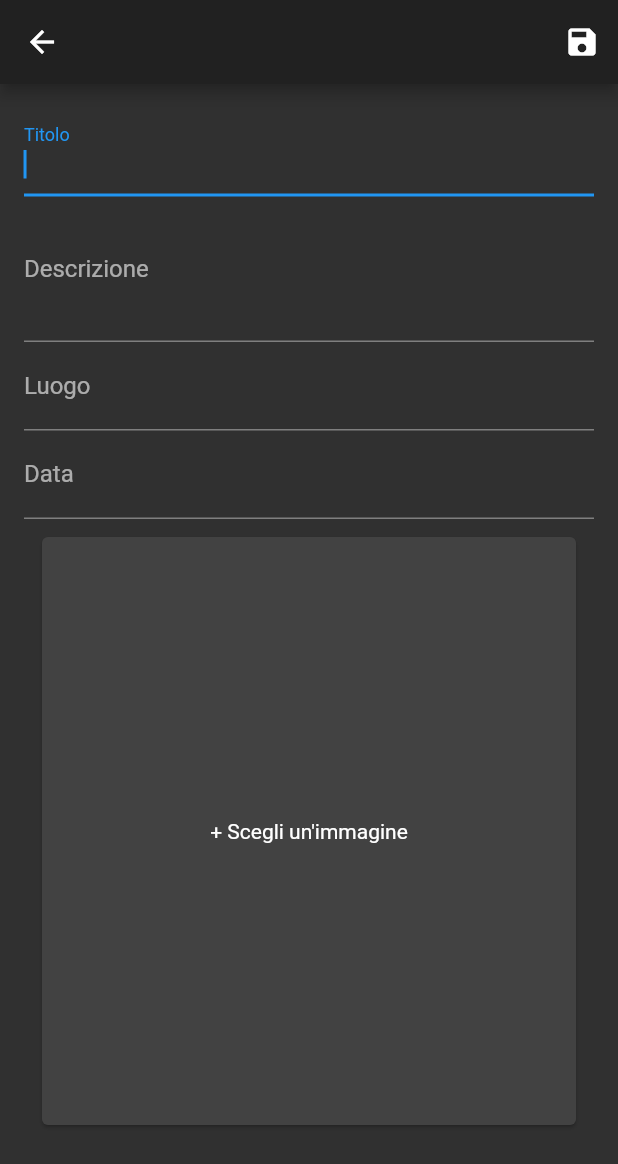
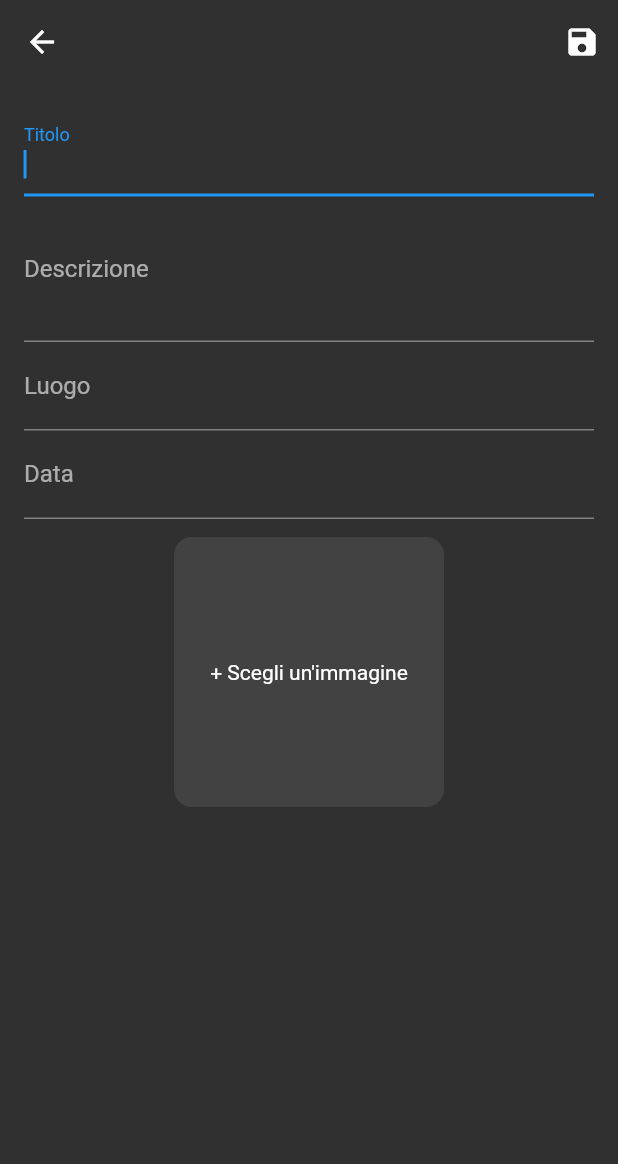
Before and after one commit to ag6294/airsoft_tournament, a Flutter app: the EditGameRoute screen opened by its route, on a phone screen of 412 x 824 dp. Shown: the top 1164 px of the screen. Run offline on Flutter 3.47's test engine with Material 2 defaults, Android fonts, the phone set to English and light mode, and no system bars; our stand-ins replace firebase_auth, firebase_core, firebase_storage, image_picker, modal_progress_hud, shared_preferences; accounts and stored records are empty.

Commit message:
Game Detail + Auto Login

```diff
--- a/lib/models/game.dart
+++ b/lib/models/game.dart
@@ -1,4 +1,4 @@
-import 'package:quiver/core.dart';
+import 'package:flutter/foundation.dart';
 
 class Game {
   final String id;
@@ -9,26 +9,29 @@ class Game {
   final String lastModifiedBy;
   final DateTime lastModifiedOn;
   final String imageUrl;
+  final String hostTeamId;
 
   Game(
-      {this.id,
-      this.title,
-      this.description,
-      this.place,
-      this.date,
-      this.lastModifiedBy,
-      this.lastModifiedOn,
-      this.imageUrl});
+      {@required this.id,
+      @required this.title,
+      @required this.description,
+      @required this.place,
+      @required this.date,
+      @required this.lastModifiedBy,
+      @required this.lastModifiedOn,
+      @required this.imageUrl,
+      @required this.hostTeamId});
 
   Game.fromMap(String id, Map map)
       : this.id = map['id'],
         this.title = map['title'],
         this.description = map['description'],
         this.place = map['place'],
-        this.date = map['date'],
+        this.date = DateTime.tryParse(map['date']),
         this.lastModifiedBy = map['lastModifiedBy'],
-        this.lastModifiedOn = map['lastModifiedOn'],
-        this.imageUrl = map['imageUrl'];
+        this.lastModifiedOn = DateTime.tryParse(map['lastModifiedOn']),
+        this.imageUrl = map['imageUrl'],
+        this.hostTeamId = map['hostTeamId'];
 
   Map<String, dynamic> get asMap {
     return {
@@ -40,6 +43,7 @@ class Game {
       'lastModifiedBy': lastModifiedBy,
       'lastModifiedOn': lastModifiedOn.toIso8601String(),
       'imageUrl': imageUrl,
+      'hostTeamId': hostTeamId,
     };
   }
 }
--- a/lib/models/player.dart
+++ b/lib/models/player.dart
@@ -5,11 +5,13 @@ class Player {
   final String email;
   final String nickname;
   final String teamId;
+  final bool isGM;
 
   Player({
     @required this.id,
     @required this.email,
     @required this.nickname,
+    @required this.isGM,
     this.teamId,
   });
 
@@ -17,12 +19,14 @@ class Player {
       : this.id = id,
         this.email = map['email'],
         this.nickname = map['nickname'],
-        this.teamId = map['teamId'];
+        this.teamId = map['teamId'],
+        this.isGM = map['isGM'] ?? false;
 
   Map<String, dynamic> get asMap => {
         'id': id,
         'email': email,
         'nickname': nickname,
         'teamId': teamId,
+        'isGM': isGM,
       };
 }
--- a/lib/models/team.dart
+++ b/lib/models/team.dart
@@ -1,4 +1,5 @@
 import 'package:airsoft_tournament/models/player.dart';
+import 'package:flutter/foundation.dart';
 
 class Team {
   final String id;
@@ -6,13 +7,20 @@ class Team {
   final String password;
   final List<Player> players;
 
-  Team({this.id, this.name, this.players, this.password});
+  Team({
+    @required this.id,
+    @required this.name,
+    @required this.players,
+    @required this.password,
+  });
 
   Team.fromMap(String id, Map<String, dynamic> map)
       : this.id = id,
         this.name = map['name'],
         this.password = map['password'],
-        this.players = List<Player>.from(map['players']
-            .map((key, value) => MapEntry(key, Player.fromMap(key, value)))
-            .values);
+        this.players = map['players'] != null
+            ? List<Player>.from(map['players']
+                .map((key, value) => MapEntry(key, Player.fromMap(key, value)))
+                .values)
+            : [];
 }
--- a/lib/providers/games_provider.dart
+++ b/lib/providers/games_provider.dart
@@ -1,19 +1,14 @@
 import 'package:airsoft_tournament/helpers/firebase_helper.dart';
 import 'package:flutter/foundation.dart';
 import 'package:airsoft_tournament/models/game.dart';
+import './login_provider.dart';
 
 class GamesProvider extends ChangeNotifier {
-  List<Game> _games = [
-    Game(
-      id: '123',
-      date: DateTime.now(),
-      title: 'Titolo',
-      description: 'Descrizione breve',
-      lastModifiedBy: 'Ale',
-      lastModifiedOn: DateTime.now(),
-      place: 'Chivasso as always',
-    )
-  ];
+  List<Game> _games = [];
+
+  GamesProvider() {
+    print('[GameProvider] Constructor');
+  }
 
   List<Game> get games => _games;
 
@@ -22,4 +17,10 @@ class GamesProvider extends ChangeNotifier {
 
     notifyListeners();
   }
+
+  Future<List<Game>> fetchAndSetGames(String teamId) async {
+    if (games.isEmpty) _games = await FirebaseHelper.fetchGames(teamId);
+
+    return games;
+  }
 }
--- a/lib/routes/edit_game_route.dart
+++ b/lib/routes/edit_game_route.dart
@@ -64,11 +64,12 @@ class _EditGameRouteState extends State<EditGameRoute> {
       });
 
       try {
-        Provider.of<GamesProvider>(context, listen: false).addNewGame(
+        final _loggedPlayer =
+            Provider.of<LoginProvider>(context, listen: false).loggedPlayer;
+        await Provider.of<GamesProvider>(context, listen: false).addNewGame(
           Game(
-            lastModifiedBy: Provider.of<LoginProvider>(context, listen: false)
-                .loggedPlayer
-                .id,
+            lastModifiedBy: _loggedPlayer.id,
+            hostTeamId: _loggedPlayer.teamId,
             lastModifiedOn: DateTime.now(),
             place: editedGame.place,
             title: editedGame.title,
@@ -108,7 +109,9 @@ class _EditGameRouteState extends State<EditGameRoute> {
           padding: const EdgeInsets.all(16.0),
           child: Form(
             key: _formKey,
-            child: ListView(
+            child: SingleChildScrollView(
+              child: Column(
+                // itemExtent: 100,
                 // reverse: true,
                 children: [
                   TextFormField(
@@ -226,20 +229,33 @@ class _EditGameRouteState extends State<EditGameRoute> {
                       setState(() {});
                     },
                     child: Padding(
-                    padding: const EdgeInsets.all(8.0),
-                    child: SizedBox(
-                      width: 400,
-                      height: 400,
-                      child: Card(
-                        clipBehavior: Clip.hardEdge,
+                      padding: const EdgeInsets.symmetric(
+                        vertical: 12.0,
+                        horizontal: 100,
+                      ),
+                      child: AspectRatio(
+                        aspectRatio: 1.0,
+                        child: Container(
+                          decoration: BoxDecoration(
+                              borderRadius: BorderRadius.all(
+                                Radius.circular(12),
+                              ),
+                              color: Theme.of(context).cardColor),
                           child: editedGame.imageUrl != ''
-                            ? Image.file(File(editedGame.imageUrl))
+                              ? ClipRRect(
+                                  borderRadius: BorderRadius.circular(24),
+                                  child: Image.file(
+                                    File(editedGame.imageUrl),
+                                    fit: BoxFit.cover,
+                                  ),
+                                )
                               : Center(child: Text('+ Scegli un\'immagine')),
                         ),
                       ),
                     ),
                   )
                 ],
+              ),
             ),
           ),
         ),
--- a/lib/routes/home_route.dart
+++ b/lib/routes/home_route.dart
@@ -23,6 +23,11 @@ class HomeRoute extends StatelessWidget {
                   await Navigator.of(context).pushNamed(GamesRoute.routeName);
                 },
               ),
+              ElevatedButton(
+                child: Text('Logout'),
+                onPressed:
+                    Provider.of<LoginProvider>(context, listen: false).logOut,
+              )
             ],
           ),
         ),
--- a/pubspec.yaml
+++ b/pubspec.yaml
@@ -35,6 +35,7 @@ dependencies:
   firebase_storage: ^5.2.0
   http: ^0.12.2
   image_picker: ^0.6.7+14
+  shared_preferences: ^0.5.12+4
 
 dev_dependencies:
   flutter_test:
```
Also changed, not shown: lib/constants/style.dart (added, +16 -0 lines), lib/helpers/firebase_helper.dart (+36 -6 lines), lib/helpers/shared_preferences_helper.dart (added, +38 -0 lines), lib/main.dart (+8 -1 lines), lib/providers/login_provider.dart (+36 -3 lines), lib/routes/game_detail.dart (added, +126 -0 lines), lib/routes/games_route.dart (+78 -13 lines), lib/routes/login_route.dart (+21 -1 lines). Lines whose indentation alone changed are shown as unchanged.
